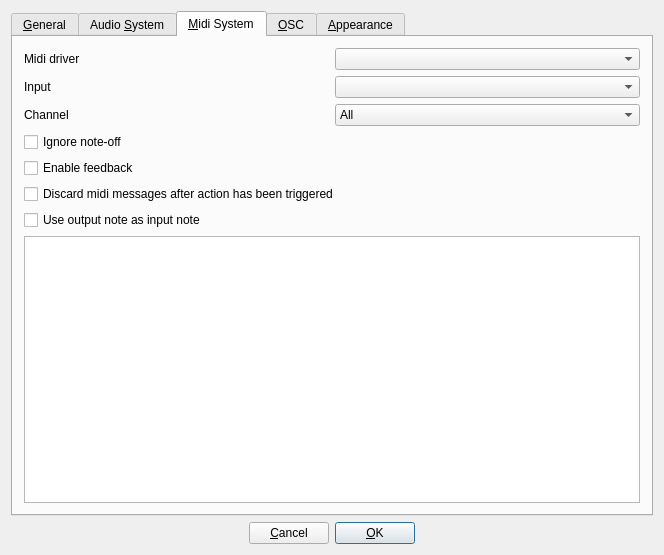
Qt form src/gui/src/PreferencesDialog_UI.ui (hydrogen-music/hydrogen) before a commit.
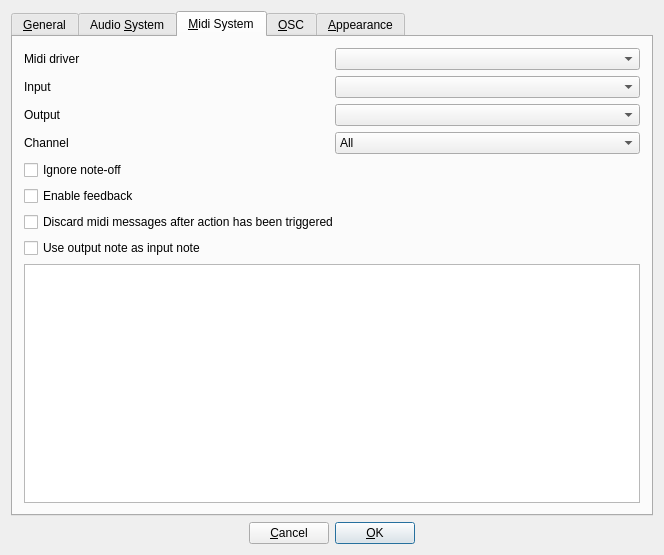
The same form after that commit. The open tabs and pages were chosen to show the change. Custom widgets are drawn as their Qt base class.

Commit message: PreferencesDialog: Introduce midi output port selection

Patch:
```diff
--- a/src/gui/src/PreferencesDialog_UI.ui
+++ b/src/gui/src/PreferencesDialog_UI.ui
@@ -584,6 +584,26 @@
            </item>
           </layout>
          </item>
+         <item>
+          <layout class="QHBoxLayout" name="horizontalLayout_10">
+           <property name="topMargin">
+            <number>0</number>
+           </property>
+           <property name="bottomMargin">
+            <number>0</number>
+           </property>
+           <item>
+            <widget class="QLabel" name="label_5">
+             <property name="text">
+              <string>Output</string>
+             </property>
+            </widget>
+           </item>
+           <item>
+            <widget class="QComboBox" name="midiOutportComboBox"/>
+           </item>
+          </layout>
+         </item>
          <item>
           <layout class="QHBoxLayout" name="horizontalLayout_5">
            <item>
```
Left out of the diff: 2 changed lines with no effect on the pictures.
